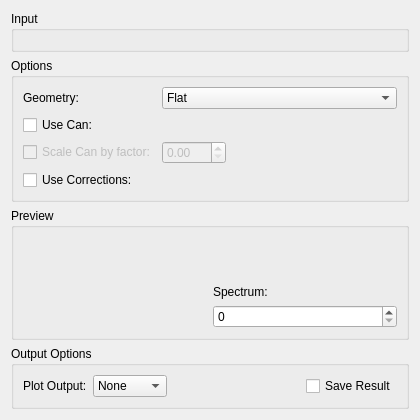
The window that Code/Mantid/MantidQt/CustomInterfaces/inc/MantidQtCustomInterfaces/Indirect/ApplyCorr.ui (mantidproject/mantid) describes before a commit, drawn with Qt 5.
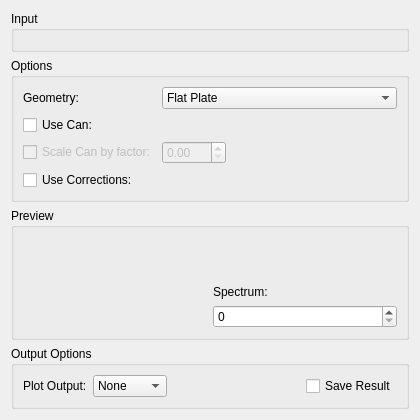
The same window after the commit. Custom widgets are drawn as their Qt base class.

Commit message:
Give annular corrections unique naming
Refs #11480

```diff
--- a/Code/Mantid/MantidQt/CustomInterfaces/inc/MantidQtCustomInterfaces/Indirect/ApplyCorr.ui
+++ b/Code/Mantid/MantidQt/CustomInterfaces/inc/MantidQtCustomInterfaces/Indirect/ApplyCorr.ui
@@ -75,7 +75,7 @@
        <widget class="QComboBox" name="cbGeometry">
         <item>
          <property name="text">
-          <string>Flat</string>
+          <string>Flat Plate</string>
          </property>
         </item>
         <item>
```
Left out of the diff: 5 changed lines with no effect on the pictures. The commit also changes 2 other files.
